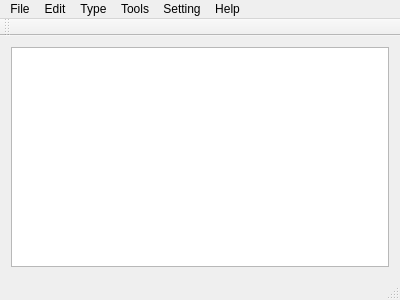
The window that Notepad/notepad.ui (naihaishy/QT-Notepad) describes before a commit, drawn with Qt 5.
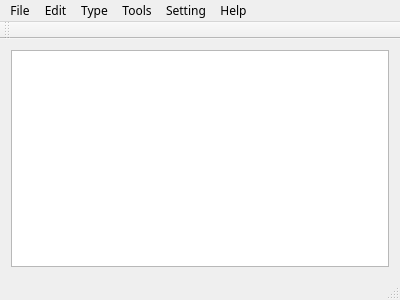
The same window after the commit. Icons and pictures are not drawn.

What changed in the file:
```diff
--- a/Notepad/notepad.ui
+++ b/Notepad/notepad.ui
@@ -10,6 +10,11 @@
     <height>300</height>
    </rect>
   </property>
+  <property name="font">
+   <font>
+    <family>Microsoft YaHei</family>
+   </font>
+  </property>
   <property name="windowTitle">
    <string>Notepad</string>
   </property>
```
